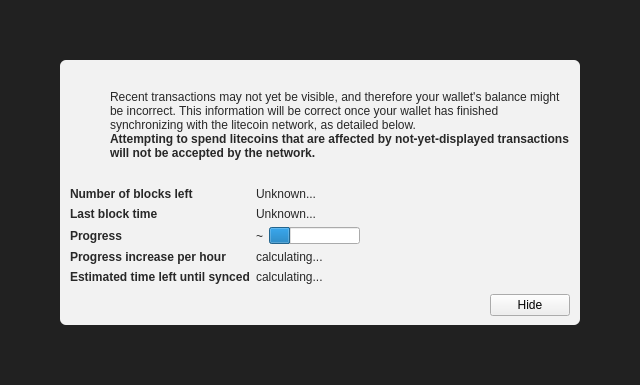
upkerk/GlobalUniversityToken, file src/qt/forms/modaloverlay.ui: the form before one commit.
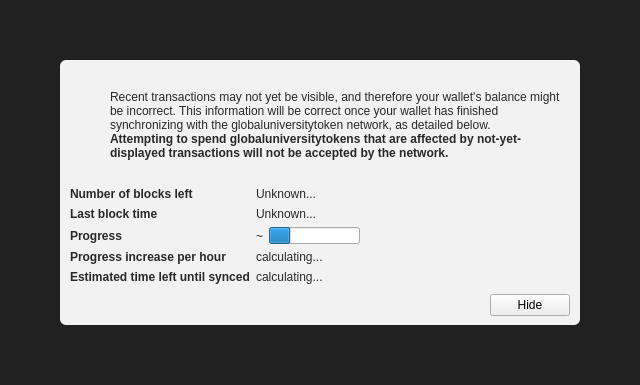
The form after the commit. Icons and pictures are not drawn. Custom widgets are drawn as their Qt base class.

Patch:
```diff
--- a/src/qt/forms/modaloverlay.ui
+++ b/src/qt/forms/modaloverlay.ui
@@ -130,7 +130,7 @@
              <item>
               <widget class="QLabel" name="infoText">
                <property name="text">
-                <string>Recent transactions may not yet be visible, and therefore your wallet's balance might be incorrect. This information will be correct once your wallet has finished synchronizing with the litecoin network, as detailed below.</string>
+                <string>Recent transactions may not yet be visible, and therefore your wallet's balance might be incorrect. This information will be correct once your wallet has finished synchronizing with the globaluniversitytoken network, as detailed below.</string>
                </property>
                <property name="textFormat">
                 <enum>Qt::RichText</enum>
@@ -149,7 +149,7 @@
                 </font>
                </property>
                <property name="text">
-                <string>Attempting to spend litecoins that are affected by not-yet-displayed transactions will not be accepted by the network.</string>
+                <string>Attempting to spend globaluniversitytokens that are affected by not-yet-displayed transactions will not be accepted by the network.</string>
                </property>
                <property name="textFormat">
                 <enum>Qt::RichText</enum>
```
